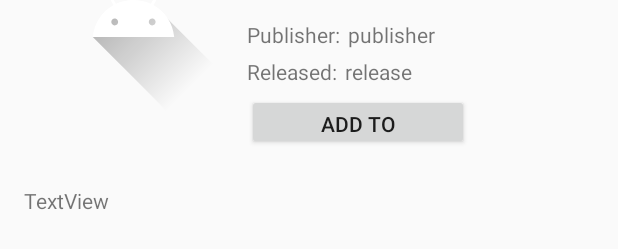
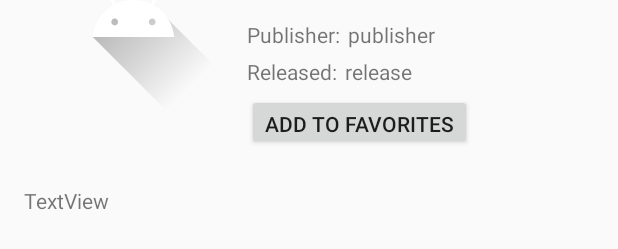
Before and after one commit to dueruen/TheGameapp, an Android app: the layout fragment_game_details.xml on its own in the app's theme, with its tools: preview values and no code run, on a phone screen of 412 x 824 dp. Shown: the part 239-488 px from the top of the screen. Run offline under Robolectric (Android 15) with nearby library versions, the phone set to English and light mode, and no system bars.

Commit message:
Fix button

```diff
--- a/app/src/main/res/layout/fragment_game_details.xml
+++ b/app/src/main/res/layout/fragment_game_details.xml
@@ -95,7 +95,7 @@
 
     <Button
         android:id="@+id/addToFavoritesButton"
-        android:layout_width="148dp"
+        android:layout_width="wrap_content"
         android:layout_height="37dp"
         android:layout_marginStart="12dp"
         android:layout_marginLeft="12dp"
```
